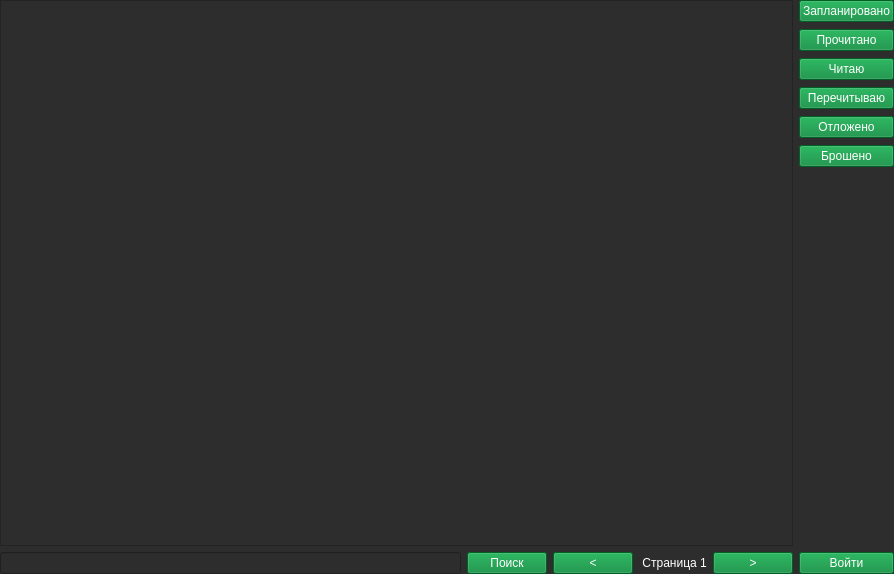
Old version of the form forms/shikimoriUI.ui in the repository brandonzorn/Nlight.
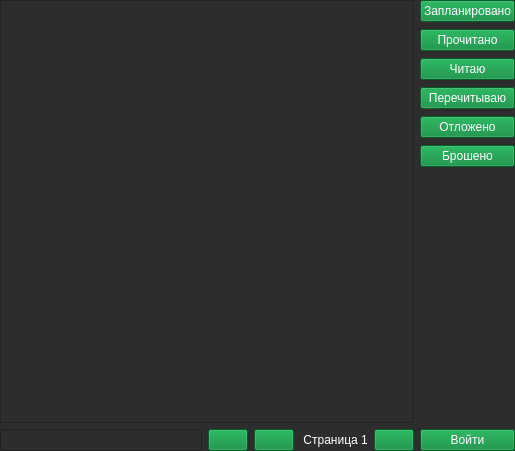
New version of the form.

The edit to the form file:
```diff
--- a/forms/shikimoriUI.ui
+++ b/forms/shikimoriUI.ui
@@ -6,8 +6,8 @@
    <rect>
     <x>0</x>
     <y>0</y>
-    <width>894</width>
-    <height>574</height>
+    <width>515</width>
+    <height>451</height>
    </rect>
   </property>
   <property name="windowTitle">
@@ -52,7 +52,7 @@
 color: rgb(255, 255, 255);</string>
          </property>
          <property name="text">
-          <string>Поиск</string>
+          <string/>
          </property>
         </widget>
        </item>
@@ -63,7 +63,7 @@
 color: rgb(255, 255, 255);</string>
          </property>
          <property name="text">
-          <string>&lt;</string>
+          <string/>
          </property>
         </widget>
        </item>
@@ -87,7 +87,7 @@
 color: rgb(255, 255, 255);</string>
          </property>
          <property name="text">
-          <string>&gt;</string>
+          <string/>
          </property>
         </widget>
        </item>
```
